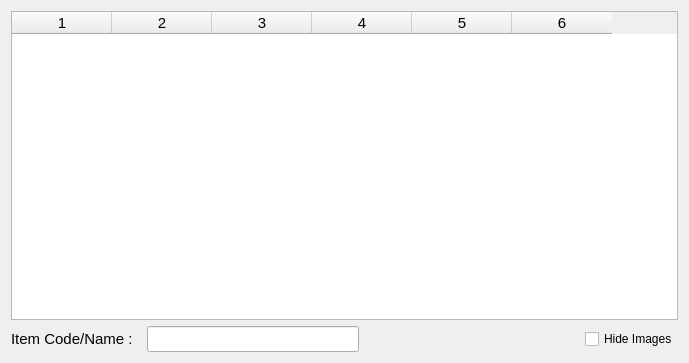
Before: the Qt Designer form estorecpp/addbillitem.ui in Watti/estorecpp, drawn with Qt 5.
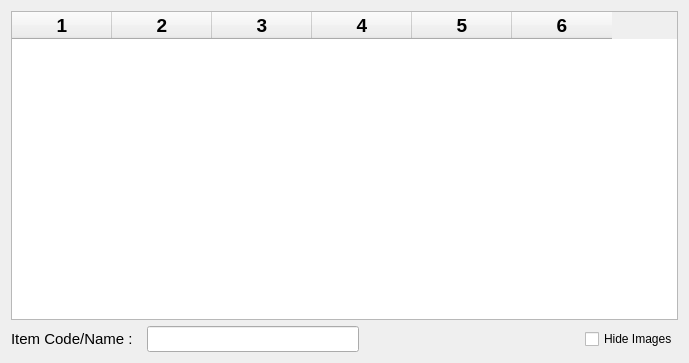
After: the same form once the commit is applied.

The edit to the form file:
```diff
--- a/estorecpp/addbillitem.ui
+++ b/estorecpp/addbillitem.ui
@@ -18,7 +18,9 @@
     <widget class="QTableWidget" name="tableWidget">
      <property name="font">
       <font>
-       <pointsize>11</pointsize>
+       <pointsize>14</pointsize>
+       <weight>75</weight>
+       <bold>true</bold>
       </font>
      </property>
      <property name="columnCount">
```
